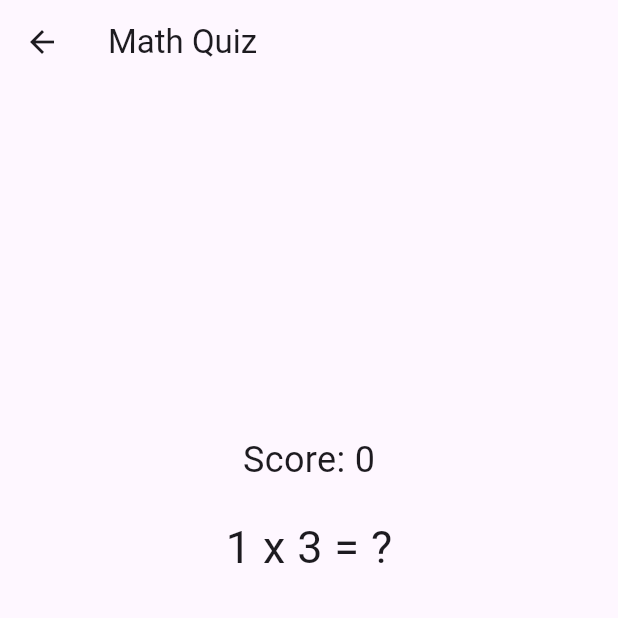
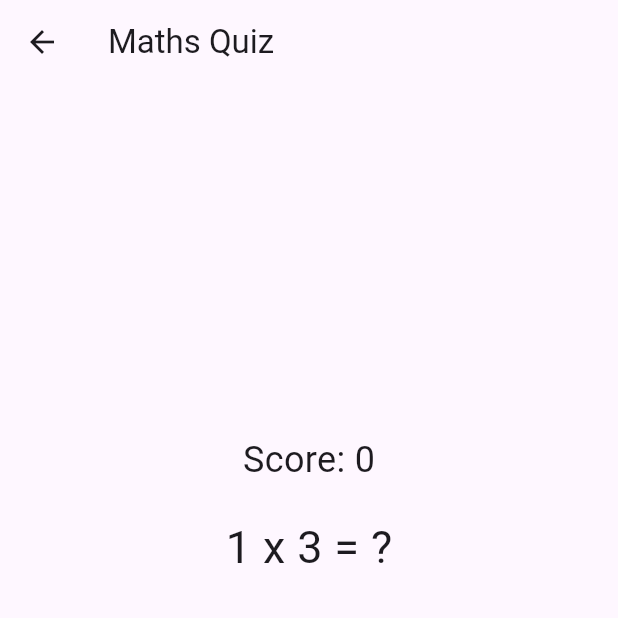
Before and after one commit to DCMC95/Arithmetic-Game, a Flutter app: the QuizPage screen opened by its route, on a phone screen of 412 x 824 dp, the top half of it. Run offline on Flutter 3.47's test engine with Material 3 defaults, Android fonts, the phone set to English and light mode, and no system bars; our stand-ins replace hive_flutter, math_expressions; accounts and stored records are empty.

Commit message:
Update quiz_page.dart

```diff
--- a/lib/quiz_page.dart
+++ b/lib/quiz_page.dart
@@ -113,7 +113,7 @@ class _QuizPageState extends State<QuizPage> {
   Widget build(BuildContext context) {
     return Scaffold(
       appBar: AppBar(
-        title: Text('Math Quiz'), // App bar title for the Quiz page
+        title: Text('Maths Quiz'), // App bar title for the Quiz page
       ),
       body: Center(
         child: Column(
```
